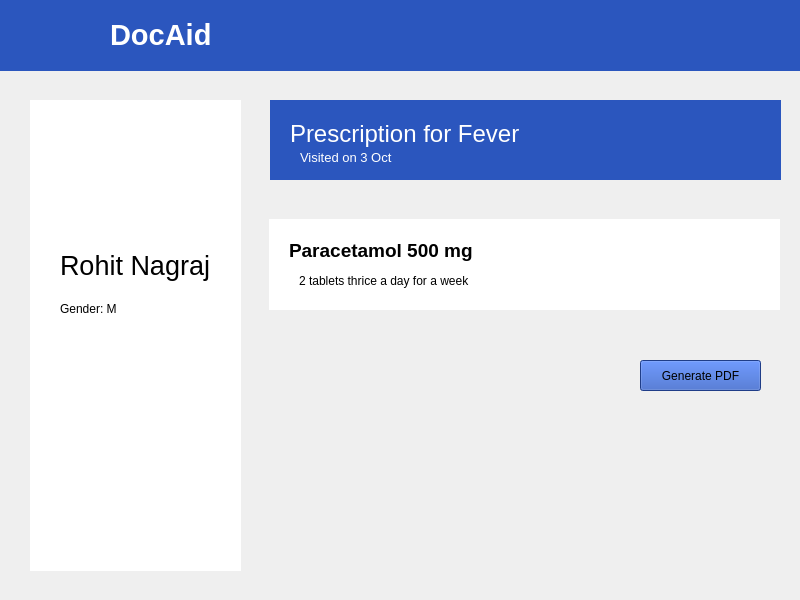
The window that UI/report.ui (DocAid/Desktop-Doctor) describes before a commit, drawn with Qt 5.
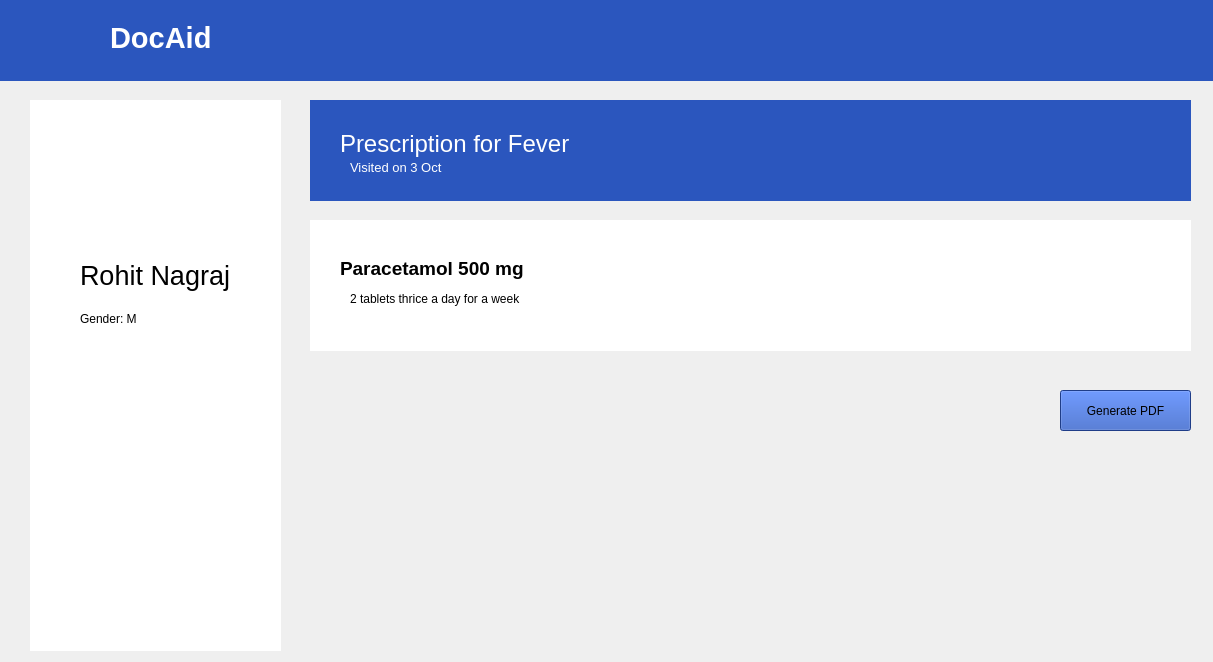
The same window after the commit. Icons and pictures are not drawn.

Patch:
```diff
--- a/UI/report.ui
+++ b/UI/report.ui
@@ -6,8 +6,8 @@
    <rect>
     <x>0</x>
     <y>0</y>
-    <width>800</width>
-    <height>600</height>
+    <width>1213</width>
+    <height>662</height>
    </rect>
   </property>
   <property name="windowTitle">
@@ -19,8 +19,8 @@
      <rect>
       <x>0</x>
       <y>0</y>
-      <width>800</width>
-      <height>71</height>
+      <width>1231</width>
+      <height>81</height>
      </rect>
     </property>
     <property name="styleSheet">
@@ -30,7 +30,7 @@
      <property name="geometry">
       <rect>
        <x>30</x>
-       <y>4</y>
+       <y>8</y>
        <width>65</width>
        <height>60</height>
       </rect>
@@ -46,7 +46,7 @@
      <property name="geometry">
       <rect>
        <x>110</x>
-       <y>15</y>
+       <y>18</y>
        <width>121</width>
        <height>41</height>
       </rect>
@@ -61,8 +61,8 @@
      <rect>
       <x>30</x>
       <y>100</y>
-      <width>211</width>
-      <height>471</height>
+      <width>251</width>
+      <height>551</height>
      </rect>
     </property>
     <property name="styleSheet">
@@ -71,8 +71,8 @@
     <widget class="QLabel" name="label_3">
      <property name="geometry">
       <rect>
-       <x>50</x>
-       <y>30</y>
+       <x>70</x>
+       <y>40</y>
        <width>101</width>
        <height>101</height>
       </rect>
@@ -90,8 +90,8 @@
     <widget class="QLabel" name="label_4">
      <property name="geometry">
       <rect>
-       <x>30</x>
-       <y>150</y>
+       <x>50</x>
+       <y>160</y>
        <width>153</width>
        <height>32</height>
       </rect>
@@ -106,8 +106,8 @@
     <widget class="QLabel" name="label_5">
      <property name="geometry">
       <rect>
-       <x>30</x>
-       <y>200</y>
+       <x>50</x>
+       <y>210</y>
        <width>71</width>
        <height>17</height>
       </rect>
@@ -120,10 +120,10 @@
    <widget class="QWidget" name="widget_3" native="true">
     <property name="geometry">
      <rect>
-      <x>270</x>
+      <x>310</x>
       <y>100</y>
-      <width>511</width>
-      <height>80</height>
+      <width>881</width>
+      <height>101</height>
      </rect>
     </property>
     <property name="styleSheet">
@@ -132,8 +132,8 @@
     <widget class="QLabel" name="label_6">
      <property name="geometry">
       <rect>
-       <x>20</x>
-       <y>20</y>
+       <x>30</x>
+       <y>30</y>
        <width>238</width>
        <height>28</height>
       </rect>
@@ -145,8 +145,8 @@
     <widget class="QLabel" name="label_7">
      <property name="geometry">
       <rect>
-       <x>30</x>
-       <y>50</y>
+       <x>40</x>
+       <y>60</y>
        <width>94</width>
        <height>16</height>
       </rect>
@@ -159,10 +159,10 @@
    <widget class="QWidget" name="widget_4" native="true">
     <property name="geometry">
      <rect>
-      <x>269</x>
-      <y>219</y>
-      <width>511</width>
-      <height>91</height>
+      <x>310</x>
+      <y>220</y>
+      <width>881</width>
+      <height>131</height>
      </rect>
     </property>
     <property name="styleSheet">
@@ -171,8 +171,8 @@
     <widget class="QLabel" name="label_8">
      <property name="geometry">
       <rect>
-       <x>20</x>
-       <y>20</y>
+       <x>30</x>
+       <y>37</y>
        <width>183</width>
        <height>22</height>
       </rect>
@@ -184,8 +184,8 @@
     <widget class="QLabel" name="label_9">
      <property name="geometry">
       <rect>
-       <x>30</x>
-       <y>53</y>
+       <x>40</x>
+       <y>70</y>
        <width>217</width>
        <height>17</height>
       </rect>
@@ -198,10 +198,10 @@
    <widget class="QPushButton" name="pushButton">
     <property name="geometry">
      <rect>
-      <x>640</x>
-      <y>360</y>
-      <width>121</width>
-      <height>31</height>
+      <x>1060</x>
+      <y>390</y>
+      <width>131</width>
+      <height>41</height>
      </rect>
     </property>
     <property name="styleSheet">
```
